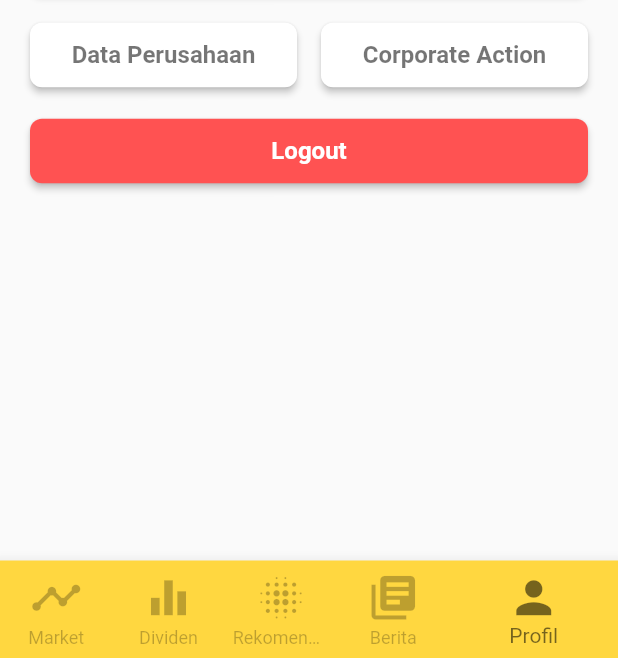
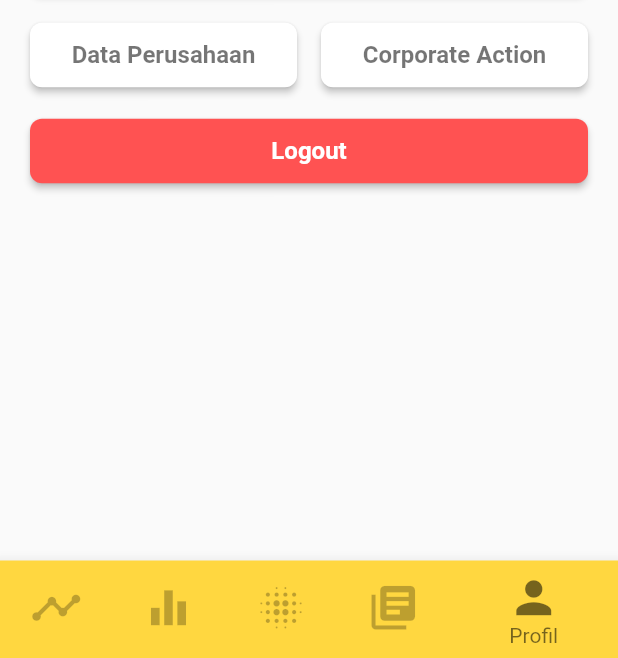
Before and after one commit to satriaadam/app_trikcuan, a Flutter app: the HomePage screen opened directly, item 5 of the bottom bar chosen, on a phone screen of 412 x 824 dp, the part 578-1236 px from its top. Run offline on Flutter 3.47's test engine with Material 2 defaults, Android fonts, the phone set to English and light mode, and no system bars; our stand-ins replace bloc, connectivity, dio, equatable, flutter_bloc, pull_to_refresh and 5 more; missing offline and left inert: indonesia; accounts and stored records are empty; network calls fail; Roboto replaces fonts that are missing (Poppins).

Commit message:
Update Apps mbahgiso

```diff
--- a/lib/pages/berita.dart
+++ b/lib/pages/berita.dart
@@ -57,6 +57,7 @@ class _BeritaState extends State<Berita> {
         child: Scaffold(
           appBar: AppBar(
             backgroundColor: Colors.amberAccent,
+            leading: Image.asset('assets/images/logombahgiso.png',width: MediaQuery.of(context).size.width*0.5),
             title: Text('BERITA', style: TextStyle(color: Colors.black54, fontWeight: FontWeight.bold),),
           ),
           body: SmartRefresher(
--- a/lib/pages/home_page.dart
+++ b/lib/pages/home_page.dart
@@ -26,7 +26,6 @@ class _HomePageState extends State<HomePage> {
         unselectedItemColor: Colors.black26,
         selectedItemColor: Colors.black54,
         iconSize: 35.0,
-        showUnselectedLabels: true,
         unselectedFontSize: 12.0,
         items: [
           BottomNavigationBarItem(
```
